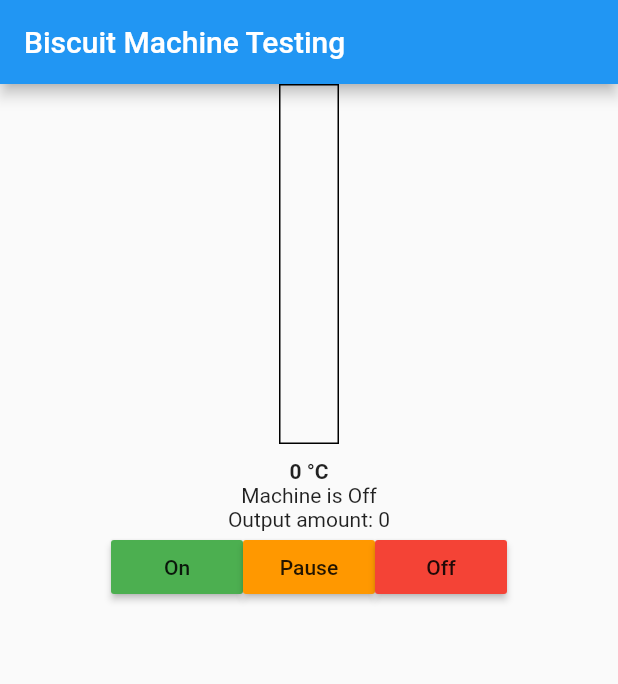
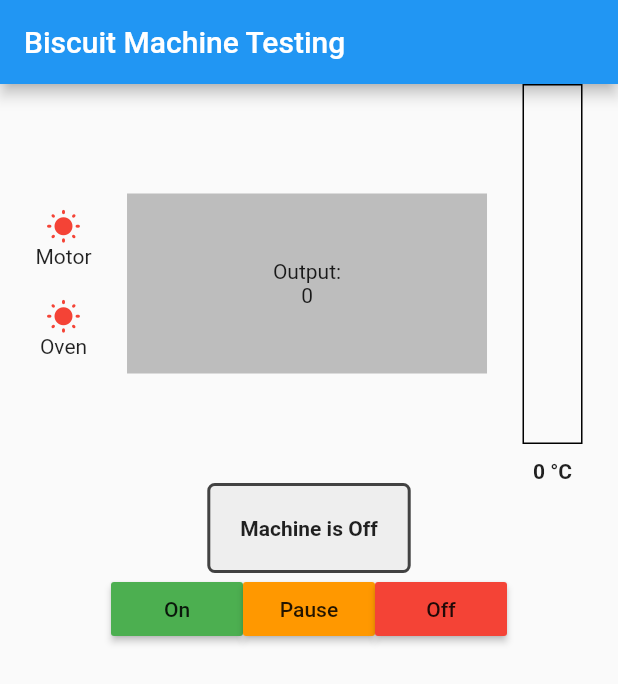
Before and after one commit to mtodorov95/biscuit-machine, a Flutter app: the screen it shows after launch, on a phone screen of 412 x 824 dp. Shown: the top 684 px of the screen. Run offline on Flutter 3.47's test engine with Material 2 defaults, Android fonts, the phone set to English and light mode, and no system bars.

Commit message:
full dashboard

```diff
--- a/lib/bin/machine/BiscuitMachine.dart
+++ b/lib/bin/machine/BiscuitMachine.dart
@@ -30,6 +30,8 @@ class BiscuitMachine implements Machine {
 
   Stream<int> get output => _output.amount;
   Stream<int> get ovenTemperature => _oven.heater.temperature;
+  bool get ovenOn => _oven.isOn;
+  bool get motorOn => _motor.isOn;
 
   @override
   void pause() {
--- a/lib/bin/machine/parts/Motor.dart
+++ b/lib/bin/machine/parts/Motor.dart
@@ -12,6 +12,8 @@ class Motor {
     _isOn = false;
     _notPulsing = true;
   }
+
+  bool get isOn => _isOn;
 
   void turnOn() {
     _isOn = true;
--- a/lib/bin/machine/parts/oven/Oven.dart
+++ b/lib/bin/machine/parts/oven/Oven.dart
@@ -13,6 +13,7 @@ class Oven {
   }
 
   HeatingElement get heater => _heater;
+  bool get isOn => _isOn;
 
   void turnOn() {
     _isOn = true;
--- a/lib/pages/HomePage.dart
+++ b/lib/pages/HomePage.dart
@@ -1,4 +1,5 @@
 import 'package:biscuits/services/MachineProvider.dart';
+import 'package:biscuits/widgets/OutputBox.dart';
 import 'package:biscuits/widgets/TemperatureIndicator.dart';
 import 'package:flutter/material.dart';
 import 'package:provider/provider.dart';
@@ -19,13 +20,59 @@ class HomePage extends StatelessWidget {
         child: SizedBox.expand(
           child: Column(
             children: [
-              TemperatureIndicator(),
-              Text(provider.machineState),
-              StreamBuilder<int>(
-                stream: provider.output,
-                builder: (context, snapshot) {
-                  return Text('Output amount: ${snapshot.data}');
-                }
+              Row(
+                mainAxisAlignment: MainAxisAlignment.spaceEvenly,
+                children: [
+                  Column(
+                    mainAxisAlignment: MainAxisAlignment.spaceAround,
+                    children: [
+                      Column(
+                        children: [
+                          Icon(
+                            Icons.wb_sunny_rounded,
+                            color: provider.motorIsOn ? Colors.green : Colors.red,
+                          ),
+                          Text(
+                            'Motor'
+                          )
+                        ],
+                      ),
+                      const SizedBox(
+                        height: 20,
+                      ),
+                      Column(
+                        children: [
+                          Icon(
+                              Icons.wb_sunny_rounded,
+                            color: provider.ovenIsOn ? Colors.green : Colors.red,
+                          ),
+                          Text(
+                              'Oven'
+                          )
+                        ],
+                      ),
+                    ],
+                  ),
+                  OutputBox(),
+                  TemperatureIndicator(),
+                ],
+              ),
+              Container(
+                padding: EdgeInsets.all(20),
+                decoration: BoxDecoration(
+                  color: Colors.grey[200],
+                  border: Border.all(
+                    color: Colors.grey[800],
+                    width: 2,
+                  ),
+                  borderRadius: BorderRadius.circular(5)
+                ),
+                  child: Text(
+                      provider.machineState,
+                    style: TextStyle(
+                      fontWeight: FontWeight.bold
+                    ),
+                  ),
               ),
               Row(
                 mainAxisAlignment: MainAxisAlignment.center,
--- a/lib/services/MachineProvider.dart
+++ b/lib/services/MachineProvider.dart
@@ -17,6 +17,8 @@ class MachineProvider extends ChangeNotifier{
   Stream<int> get temperature => _biscuitMachine.ovenTemperature;
 
   Stream<int> get output => _biscuitMachine.output;
+  bool get ovenIsOn => _biscuitMachine.ovenOn;
+  bool get motorIsOn => _biscuitMachine.motorOn;
 
   String _getMachineState(){
     switch(_biscuitMachine.state){
--- /dev/null
+++ b/lib/widgets/OutputBox.dart
@@ -0,0 +1,31 @@
+import 'package:biscuits/services/MachineProvider.dart';
+import 'package:flutter/material.dart';
+import 'package:provider/provider.dart';
+
+class OutputBox extends StatelessWidget {
+  @override
+  Widget build(BuildContext context) {
+    var provider = Provider.of<MachineProvider>(context);
+    return StreamBuilder<int>(
+        stream: provider.output,
+        builder: (context, snapshot) {
+          return Container(
+            color: Colors.grey[400],
+              width: 240,
+              height: 120,
+              child: Column(
+                mainAxisAlignment: MainAxisAlignment.center,
+                children: [
+                  Text(
+                      'Output:',
+                  ),
+                  Text(
+                    '${snapshot.data}'
+                  ),
+                ],
+              ),
+          );
+        }
+    );
+  }
+}
```
